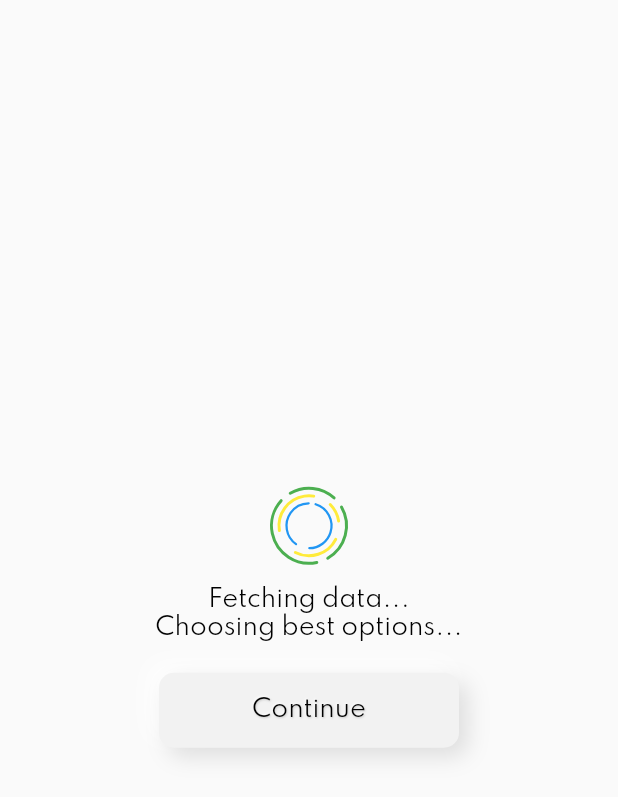
After one commit to gutovesco/Apex_Plus, a Flutter app: the Summary screen opened directly, after a tap on "Continue", on a phone screen of 412 x 824 dp. The commit adds this screen. Shown: the top 797 px of the screen. Run offline on Flutter 3.47's test engine with Material 2 defaults, Android fonts, the phone set to English and light mode, and no system bars; drawn by our look-alikes of clay_containers; our stand-ins replace curved_navigation_bar, font_awesome_flutter; project files that could hold a hidden picture were left out.

Commit message:
loading page

```diff
--- a/lib/commons/collapsing_navigation_drawer_widget.dart
+++ b/lib/commons/collapsing_navigation_drawer_widget.dart
@@ -1,3 +1,4 @@
+
 import 'package:apex_plus/pages/notifications.dart';
 
 import '../custom_navigation_drawer.dart';
@@ -81,7 +82,7 @@ class CollapsingNavigationDrawerState extends State<CollapsingNavigationDrawer>
                       context,
                       new MaterialPageRoute(
                           builder: (BuildContext context) =>
-                              commentFoundation()));
+                              NotificationPage()));
               },
               child: AnimatedIcon(
                 icon: AnimatedIcons.close_menu,
--- /dev/null
+++ b/lib/pages/color_loader.dart
@@ -0,0 +1,197 @@
+import 'package:flutter/material.dart';
+import 'dart:math';
+
+class ColorLoader2 extends StatefulWidget {
+
+  final Color color1;
+  final Color color2;
+  final Color color3;
+
+  ColorLoader2({this.color1 = Colors.deepOrangeAccent, this.color2 = Colors.yellow, this.color3 = Colors.lightGreen});
+
+  @override
+  _ColorLoader2State createState() => _ColorLoader2State();
+}
+
+class _ColorLoader2State extends State<ColorLoader2> with TickerProviderStateMixin {
+
+  Animation<double> animation1;
+  Animation<double> animation2;
+  Animation<double> animation3;
+  AnimationController controller1;
+  AnimationController controller2;
+  AnimationController controller3;
+
+  @override
+  void initState() {
+    super.initState();
+
+    controller1 = AnimationController(
+        duration: const Duration(milliseconds: 1200), vsync: this);
+
+    controller2 = AnimationController(
+        duration: const Duration(milliseconds: 900), vsync: this);
+
+    controller3 = AnimationController(
+        duration: const Duration(milliseconds: 2000), vsync: this);
+
+    animation1 = Tween<double>(begin: 0.0, end: 1.0).animate(CurvedAnimation(
+        parent: controller1,
+        curve: Interval(
+            0.0, 1.0, curve: Curves.linear
+        )
+    ));
+
+    animation2 = Tween<double>(begin: -1.0, end: 0.0).animate(CurvedAnimation(
+        parent: controller2,
+        curve: Interval(
+            0.0, 1.0, curve: Curves.easeIn
+        )
+    ));
+
+    animation3 = Tween<double>(begin: 0.0, end: 1.0).animate(CurvedAnimation(
+      parent: controller3,
+      curve: Interval(
+        0.0, 1.0, curve: Curves.decelerate
+      )
+    ));
+
+    controller1.repeat();
+    controller2.repeat();
+    controller3.repeat();
+  }
+
+
+  @override
+  Widget build(BuildContext context) {
+    return Container(
+      child: Stack(
+        children: <Widget>[
+          new RotationTransition(
+            turns: animation1,
+            child: CustomPaint(
+              painter: Arc1Painter(widget.color1),
+              child: Container(
+                width: 50.0,
+                height: 50.0,
+              ),
+            ),
+          ), new RotationTransition(
+            turns: animation2,
+            child: CustomPaint(
+              painter: Arc2Painter(widget.color2),
+              child: Container(
+                width: 50.0,
+                height: 50.0,
+              ),
+            ),
+          ), new RotationTransition(
+            turns: animation3,
+            child: CustomPaint(
+              painter: Arc3Painter(widget.color3),
+              child: Container(
+                width: 50.0,
+                height: 50.0,
+              ),
+            ),
+          )
+        ],
+      ),
+    );
+  }
+
+  @override
+  void dispose() {
+    controller1.dispose();
+    controller2.dispose();
+    controller3.dispose();
+    super.dispose();
+  }
+
+}
+
+class Arc1Painter extends CustomPainter {
+
+  final Color color;
+
+  Arc1Painter(this.color);
+
+  @override
+  void paint(Canvas canvas, Size size) {
+
+    Paint p1 = new Paint()
+      ..color = color
+      ..strokeWidth = 2.0
+      ..strokeCap = StrokeCap.round
+      ..style = PaintingStyle.stroke;
+
+    Rect rect1 = new Rect.fromLTWH(0.0, 0.0, size.width, size.height);
+
+    canvas.drawArc(rect1, 0.0 , 0.5 * pi, false, p1);
+    canvas.drawArc(rect1, 0.6 * pi , 0.8 * pi, false, p1);
+    canvas.drawArc(rect1, 1.5 * pi , 0.4 * pi, false, p1);
+  }
+
+  @override
+  bool shouldRepaint(CustomPainter oldDelegate) {
+    return true;
+  }
+
+}
+
+class Arc2Painter extends CustomPainter {
+
+  final Color color;
+
+  Arc2Painter(this.color);
+
+  @override
+  void paint(Canvas canvas, Size size) {
+
+    Paint p2 = new Paint()
+      ..color = color
+      ..strokeWidth = 2.0
+      ..strokeCap = StrokeCap.round
+      ..style = PaintingStyle.stroke;
+
+    Rect rect2 = new Rect.fromLTWH(0.0 + (0.2 * size.width)/2, 0.0 + (0.2 * size.height)/2, size.width - 0.2 * size.width, size.height - 0.2 * size.height);
+
+    canvas.drawArc(rect2, 0.0 , 0.5 * pi, false, p2);
+    canvas.drawArc(rect2, 0.8 * pi , 0.6 * pi, false, p2);
+    canvas.drawArc(rect2, 1.6 * pi , 0.2 * pi, false, p2);
+  }
+
+  @override
+  bool shouldRepaint(CustomPainter oldDelegate) {
+    return true;
+  }
+
+}
+
+class Arc3Painter extends CustomPainter {
+
+  final Color color;
+
+  Arc3Painter(this.color);
+
+  @override
+  void paint(Canvas canvas, Size size) {
+
+    Paint p3 = new Paint()
+      ..color = color
+      ..strokeWidth = 1.5
+      ..strokeCap = StrokeCap.round
+      ..style = PaintingStyle.stroke;
+
+    Rect rect3 = new Rect.fromLTWH(0.0 + (0.4 * size.width)/2, 0.0 + (0.4 * size.height)/2, size.width - 0.4 * size.width, size.height - 0.4 * size.height);
+
+    canvas.drawArc(rect3, 0.0 , 0.9 * pi, false, p3);
+    canvas.drawArc(rect3, 1.1 * pi , 0.8 * pi, false, p3);
+  }
+
+  @override
+  bool shouldRepaint(CustomPainter oldDelegate) {
+    return true;
+  }
+
+}
--- /dev/null
+++ b/lib/pages/loading_page.dart
@@ -0,0 +1,86 @@
+import 'package:apex_plus/main_menu_page.dart';
+import 'package:apex_plus/pages/color_loader.dart';
+import 'package:apex_plus/pages/questions.dart';
+import 'package:flutter/material.dart';
+import 'package:clay_containers/clay_containers.dart';
+
+class LoadingPage extends StatefulWidget {
+  @override
+  _LoadingPageState createState() => _LoadingPageState();
+}
+
+class _LoadingPageState extends State<LoadingPage> {
+  bool _visible = true;
+  @override
+  Widget build(BuildContext context) {
+    return Scaffold(
+        body: Container(
+          child: new Column(
+            mainAxisAlignment: MainAxisAlignment.center,
+            children: <Widget>[
+            ColorLoader2(
+                color1: Colors.green,
+                color2: Colors.yellow,
+                color3: Colors.blue,
+              ),
+              SizedBox(height: 15),
+              Text(
+                'Fetching data...',
+                style: TextStyle(
+                  color: Colors.black,
+                  fontSize: 16,
+               fontFamily: "SpartanRegular",
+                ),
+              ),
+              AnimatedOpacity(
+                curve: Curves.linear,
+                duration: Duration(seconds: 1),
+                opacity: 1,
+                child: Text(
+                'Choosing best options...',
+                style: TextStyle(
+                  color: Colors.black,
+                  fontSize: 16,
+               fontFamily: "SpartanRegular",
+                ),
+              ),
+              ),
+              SizedBox(height: 20),
+              GestureDetector(
+                onTap: () {
+                  Navigator.push(
+                      context,
+                      new MaterialPageRoute(
+                          builder: (BuildContext context) =>
+                              MainMenuPage()));
+                },
+               child: Center(
+                 child: ClayContainer(
+          width: 200,
+              height: 50,
+              borderRadius: 10,
+          color: baseColor,
+          child: Center(
+            child: ClayText('Continue',
+            textColor: Colors.black,
+            style: TextStyle(
+             color: Colors.black,
+              fontSize: 16,
+               fontFamily: "SpartanRegular",),
+            ),
+          ),
+        ),
+               ),
+              ),
+            ],
+          ),
+        ),
+      );
+  }
+}
+/*
+ColorLoader2(
+                color1: Colors.green,
+                color2: Colors.yellow,
+                color3: Colors.blue,
+              )*/
--- a/lib/pages/notifications.dart
+++ b/lib/pages/notifications.dart
@@ -4,12 +4,15 @@ import 'package:flutter/foundation.dart';
 import 'package:flutter/rendering.dart';
 
 //The content of the notification tab.
-class Notification extends StatefulWidget {
+class NotificationPage extends StatefulWidget {
   @override
-  _NotificationState createState() => new _NotificationState();
+  _NotificationPageState createState() => new _NotificationPageState();
 }
 
-class _NotificationState extends State<Notification> {
+class _NotificationPageState extends State<NotificationPage> {
+
+      final List<String> subjects = ["Forum", "Legislation"];
+  String selectedSubject = "Forum";
   @override
   Widget build(BuildContext context) {
     return _buildPostList();
@@ -25,6 +28,24 @@ class _NotificationState extends State<Notification> {
                 child: new Stack(children: <Widget>[
               new Column(
                 children: <Widget>[
+           DropdownButton<String>(
+          focusColor: Colors.black,
+        iconSize: 24,
+        elevation: 6,
+        style: TextStyle(color: Colors.black, fontFamily: "SpartanRegular",),
+        value: selectedSubject,
+        onChanged: (value) {
+          setState(() {
+            selectedSubject = value;
+          });
+        },
+        items: subjects.map<DropdownMenuItem<String>>((value) {
+          return DropdownMenuItem(
+            child: Text(value),
+            value: value,
+          );
+        }).toList(),
+      ),
                   Container(
                       margin: EdgeInsets.only(top: 0.0, left: 12.0),
                       child: DummyPost()),
@@ -193,6 +214,9 @@ class commentFoundation extends StatefulWidget {
 class _commentFoundationState extends State<commentFoundation> {
   ScrollController _scrollController = new ScrollController();
 
+
+
+
   @override
   Widget build(BuildContext context) {
     return new Scaffold(
@@ -230,6 +254,7 @@ class individualComment extends StatefulWidget {
 }
 
 class _individualCommentState extends State<individualComment> {
+
   @override
   Widget build(BuildContext context) {
     return new Stack(
@@ -280,7 +305,7 @@ class _MainScreenstate extends State<MainScreen> with TickerProviderStateMixin {
   String _lastSelected = '0';
   final List<Widget> _bodyOptions = [
     HomePage(),
-    Notification(),
+    NotificationPage(),
   ];
   int _selectedIndex = 0;
   bool tab = true;
--- a/lib/pages/questions.dart
+++ b/lib/pages/questions.dart
@@ -1,3 +1,4 @@
+import 'package:apex_plus/pages/loading_page.dart';
 import 'package:apex_plus/ui/login_page.dart';
 import 'package:flutter/material.dart';
 import 'package:clay_containers/clay_containers.dart';
@@ -288,7 +289,7 @@ class Summary extends StatelessWidget {
                       context,
                       new MaterialPageRoute(
                           builder: (BuildContext context) =>
-                              LoginPage()));
+                              LoadingPage()));
                 },
                child: Center(
                  child: ClayContainer(
```
